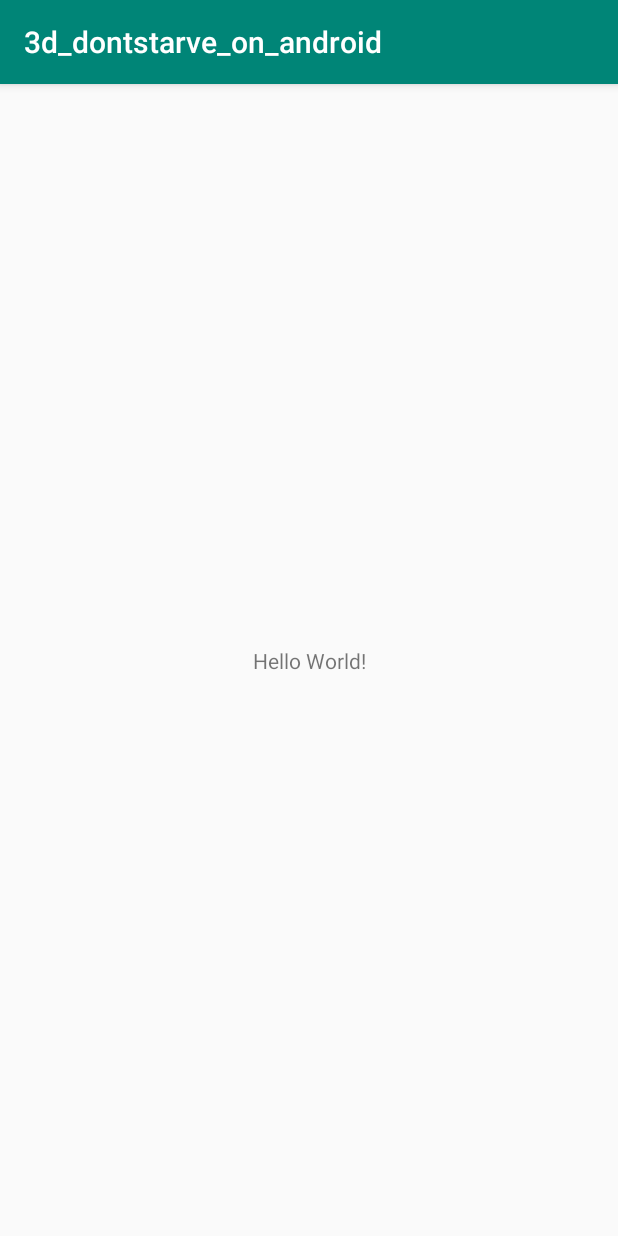
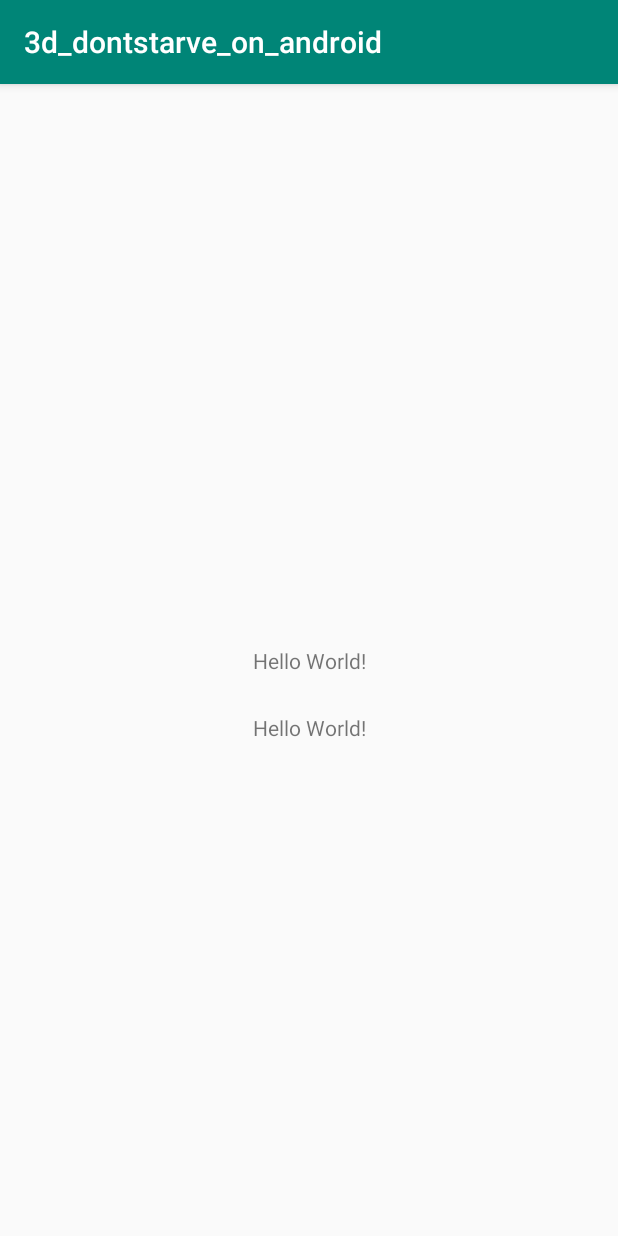
Before and after one commit to SuXY98/3d_dontstarve_on_android, an Android app: the screen it shows after launch (MainActivity), on a phone screen of 412 x 824 dp. Run offline under Robolectric (Android 15) with nearby library versions, the light colour scheme and no system bars.

Commit message:
test Git functionality in Android studio

```diff
--- a/app/src/main/res/layout/activity_main.xml
+++ b/app/src/main/res/layout/activity_main.xml
@@ -5,6 +5,17 @@
     android:layout_width="match_parent"
     android:layout_height="match_parent"
     tools:context=".MainActivity">
+
+    <TextView
+        android:id="@+id/textView"
+        android:layout_width="wrap_content"
+        android:layout_height="wrap_content"
+        android:text="Hello World!"
+        app:layout_constraintBottom_toBottomOf="parent"
+        app:layout_constraintLeft_toLeftOf="parent"
+        app:layout_constraintRight_toRightOf="parent"
+        app:layout_constraintTop_toTopOf="parent"
+        app:layout_constraintVertical_bias="0.56" />
 
     <TextView
         android:layout_width="wrap_content"
```
